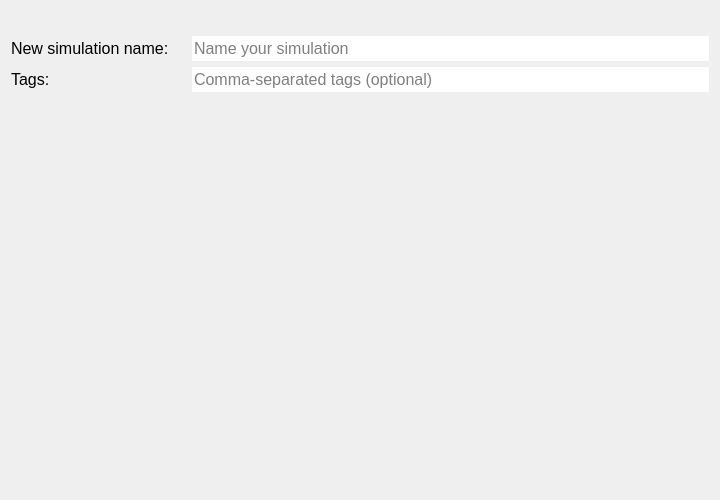
Qt form threedi_models_and_simulations/ui/simulation_wizard/page_name.ui (nens/threedi-api-qgis-client) before a commit.
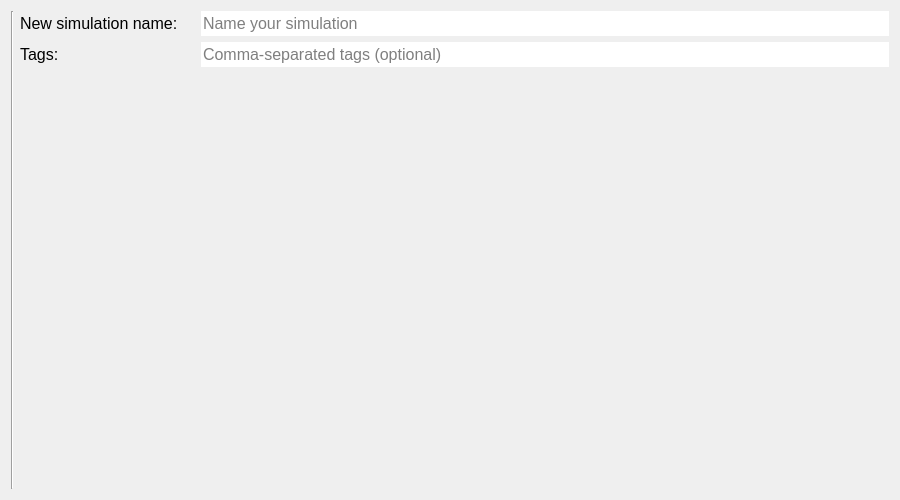
The same form after that commit.

Diff of the .ui file:
```diff
--- a/threedi_models_and_simulations/ui/simulation_wizard/page_name.ui
+++ b/threedi_models_and_simulations/ui/simulation_wizard/page_name.ui
@@ -9,7 +9,7 @@
    <rect>
     <x>0</x>
     <y>0</y>
-    <width>720</width>
+    <width>900</width>
     <height>500</height>
    </rect>
   </property>
@@ -37,23 +37,33 @@
    <bool>true</bool>
   </property>
   <layout class="QGridLayout" name="gridLayout">
-   <item row="1" column="0">
-    <spacer name="verticalSpacer_2">
+   <item row="3" column="2" colspan="2">
+    <spacer name="horizontalSpacer">
      <property name="orientation">
-      <enum>Qt::Vertical</enum>
-     </property>
-     <property name="sizeType">
-      <enum>QSizePolicy::Fixed</enum>
+      <enum>Qt::Horizontal</enum>
      </property>
      <property name="sizeHint" stdset="0">
       <size>
-       <width>20</width>
-       <height>25</height>
+       <width>40</width>
+       <height>20</height>
       </size>
      </property>
     </spacer>
    </item>
-   <item row="2" column="1">
+   <item row="0" column="0" rowspan="4">
+    <layout class="QVBoxLayout" name="wizard_steps_layout">
+     <property name="leftMargin">
+      <number>0</number>
+     </property>
+     <property name="rightMargin">
+      <number>0</number>
+     </property>
+     <property name="bottomMargin">
+      <number>0</number>
+     </property>
+    </layout>
+   </item>
+   <item row="0" column="3">
     <widget class="QLineEdit" name="le_sim_name">
      <property name="sizePolicy">
       <sizepolicy hsizetype="Expanding" vsizetype="Preferred">
@@ -96,7 +106,20 @@
      </property>
     </widget>
    </item>
-   <item row="4" column="0">
+   <item row="0" column="1" rowspan="4">
+    <widget class="Line" name="line">
+     <property name="sizePolicy">
+      <sizepolicy hsizetype="Fixed" vsizetype="Expanding">
+       <horstretch>0</horstretch>
+       <verstretch>0</verstretch>
+      </sizepolicy>
+     </property>
+     <property name="orientation">
+      <enum>Qt::Vertical</enum>
+     </property>
+    </widget>
+   </item>
+   <item row="2" column="2">
     <spacer name="verticalSpacer">
      <property name="orientation">
       <enum>Qt::Vertical</enum>
@@ -109,10 +132,69 @@
      </property>
     </spacer>
    </item>
-   <item row="0" column="0" colspan="2">
-    <layout class="QVBoxLayout" name="svg_lout"/>
+   <item row="1" column="3">
+    <widget class="QLineEdit" name="le_tags">
+     <property name="sizePolicy">
+      <sizepolicy hsizetype="Expanding" vsizetype="Preferred">
+       <horstretch>0</horstretch>
+       <verstretch>0</verstretch>
+      </sizepolicy>
+     </property>
+     <property name="minimumSize">
+      <size>
+       <width>0</width>
+       <height>25</height>
+      </size>
+     </property>
+     <property name="maximumSize">
+      <size>
+       <width>16777215</width>
+       <height>16777215</height>
+      </size>
+     </property>
+     <property name="font">
+      <font>
+       <family>Segoe UI</family>
+       <pointsize>12</pointsize>
+      </font>
+     </property>
+     <property name="styleSheet">
+      <string notr="true">QLineEdit {background-color: white;}</string>
+     </property>
+     <property name="frame">
+      <bool>false</bool>
+     </property>
+     <property name="placeholderText">
+      <string>Comma-separated tags (optional)</string>
+     </property>
+    </widget>
    </item>
-   <item row="2" column="0">
+   <item row="1" column="2">
+    <widget class="QLabel" name="label_2">
+     <property name="minimumSize">
+      <size>
+       <width>175</width>
+       <height>25</height>
+      </size>
+     </property>
+     <property name="maximumSize">
+      <size>
+       <width>16777215</width>
+       <height>16777215</height>
+      </size>
+     </property>
+     <property name="font">
+      <font>
+       <family>Segoe UI</family>
+       <pointsize>12</pointsize>
+      </font>
+     </property>
+     <property name="text">
+      <string>Tags:</string>
+     </property>
+    </widget>
+   </item>
+   <item row="0" column="2">
     <widget class="QLabel" name="label">
      <property name="sizePolicy">
       <sizepolicy hsizetype="Preferred" vsizetype="Preferred">
@@ -143,68 +225,6 @@
      </property>
     </widget>
    </item>
-   <item row="3" column="0">
-    <widget class="QLabel" name="label_2">
-     <property name="minimumSize">
-      <size>
-       <width>175</width>
-       <height>25</height>
-      </size>
-     </property>
-     <property name="maximumSize">
-      <size>
-       <width>16777215</width>
-       <height>16777215</height>
-      </size>
-     </property>
-     <property name="font">
-      <font>
-       <family>Segoe UI</family>
-       <pointsize>12</pointsize>
-      </font>
-     </property>
-     <property name="text">
-      <string>Tags:</string>
-     </property>
-    </widget>
-   </item>
-   <item row="3" column="1">
-    <widget class="QLineEdit" name="le_tags">
-     <property name="sizePolicy">
-      <sizepolicy hsizetype="Expanding" vsizetype="Preferred">
-       <horstretch>0</horstretch>
-       <verstretch>0</verstretch>
-      </sizepolicy>
-     </property>
-     <property name="minimumSize">
-      <size>
-       <width>0</width>
-       <height>25</height>
-      </size>
-     </property>
-     <property name="maximumSize">
-      <size>
-       <width>16777215</width>
-       <height>16777215</height>
-      </size>
-     </property>
-     <property name="font">
-      <font>
-       <family>Segoe UI</family>
-       <pointsize>12</pointsize>
-      </font>
-     </property>
-     <property name="styleSheet">
-      <string notr="true">QLineEdit {background-color: white;}</string>
-     </property>
-     <property name="frame">
-      <bool>false</bool>
-     </property>
-     <property name="placeholderText">
-      <string>Comma-separated tags (optional)</string>
-     </property>
-    </widget>
-   </item>
   </layout>
  </widget>
  <resources/>
```
